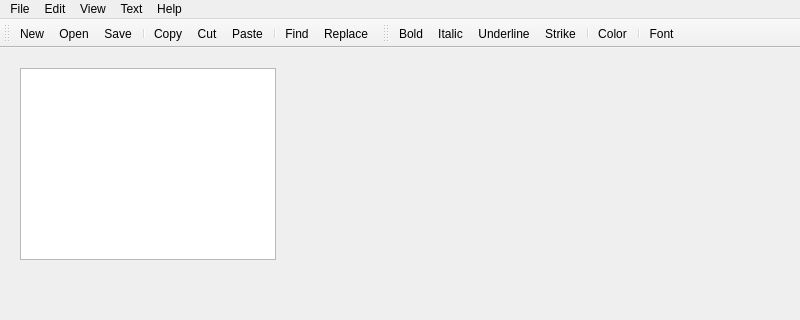
First picture: the form in mainwindow.ui, repository gaetandezeiraud/QTNodePad, before the edit; both pictures show x 0 to 800 and y 0 to 320 of the 800 by 600 pixel window.
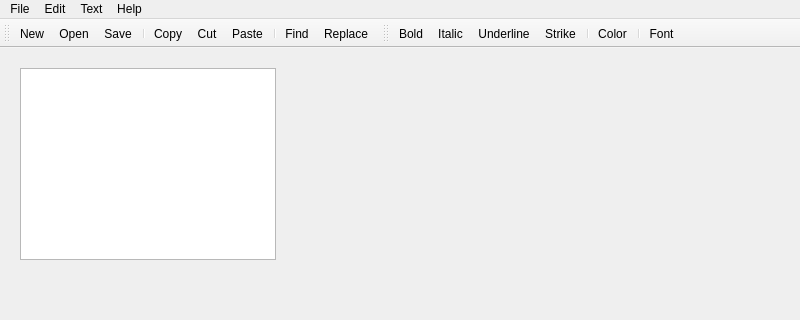
Second picture: the form after the edit. Icons and pictures are not drawn.

Commit message: Remove Zoom In and Out

Diff of the .ui file:
```diff
--- a/mainwindow.ui
+++ b/mainwindow.ui
@@ -31,7 +31,7 @@
      <x>0</x>
      <y>0</y>
      <width>800</width>
-     <height>36</height>
+     <height>22</height>
     </rect>
    </property>
    <widget class="QMenu" name="menuFile">
@@ -64,13 +64,6 @@
     <addaction name="separator"/>
     <addaction name="actionSelect_All"/>
    </widget>
-   <widget class="QMenu" name="menuView">
-    <property name="title">
-     <string>View</string>
-    </property>
-    <addaction name="actionZoom_In"/>
-    <addaction name="actionZoom_out"/>
-   </widget>
    <widget class="QMenu" name="menuText">
     <property name="title">
      <string>Text</string>
@@ -93,7 +86,6 @@
    </widget>
    <addaction name="menuFile"/>
    <addaction name="menuEdit"/>
-   <addaction name="menuView"/>
    <addaction name="menuText"/>
    <addaction name="menuAbout"/>
   </widget>
```
Left out of the diff: 18 changed lines with no effect on the pictures. The commit also changes 2 other files.
